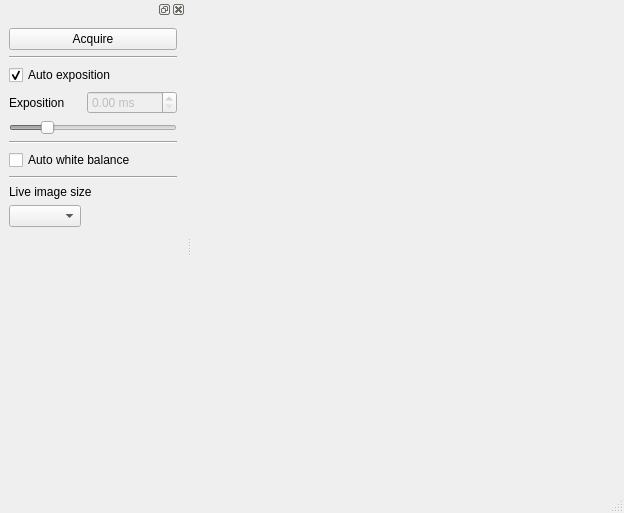
First picture: the form in src/ui/MainWindow.ui, repository vedddd/ElCap, before the edit.
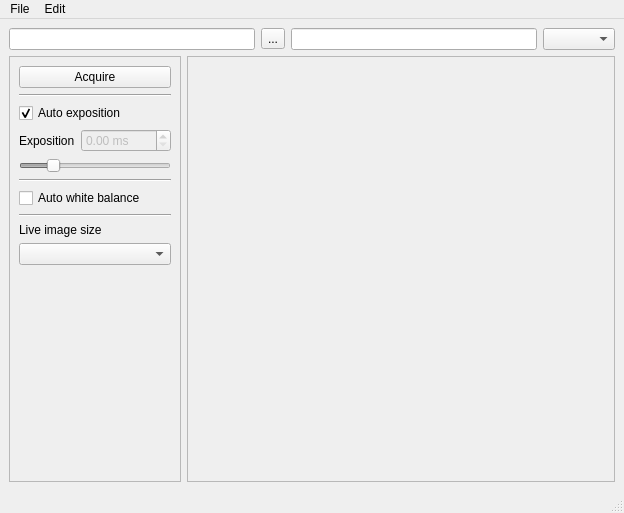
Second picture: the form after the edit.

Commit message: Изменили ui файл.

Diff of the .ui file:
```diff
--- a/src/ui/MainWindow.ui
+++ b/src/ui/MainWindow.ui
@@ -13,24 +13,43 @@
   <property name="windowTitle">
    <string>MainWindow</string>
   </property>
-  <widget class="QWidget" name="centralwidget"/>
-  <widget class="QMenuBar" name="menubar">
-   <property name="geometry">
-    <rect>
-     <x>0</x>
-     <y>0</y>
-     <width>624</width>
-     <height>19</height>
-    </rect>
-   </property>
-  </widget>
-  <widget class="QStatusBar" name="statusbar"/>
-  <widget class="QDockWidget" name="dockWidget">
-   <attribute name="dockWidgetArea">
-    <number>1</number>
-   </attribute>
-   <widget class="QWidget" name="dockWidgetContents">
-    <layout class="QGridLayout" name="gridLayout">
+  <widget class="QWidget" name="centralwidget">
+   <layout class="QGridLayout" name="gridLayout_3">
+    <item row="0" column="0" colspan="2">
+     <layout class="QHBoxLayout" name="horizontalLayout">
+      <item>
+       <widget class="QLineEdit" name="lineEdit"/>
+      </item>
+      <item>
+       <widget class="QToolButton" name="toolButton">
+        <property name="text">
+         <string>...</string>
+        </property>
+       </widget>
+      </item>
+      <item>
+       <widget class="QLineEdit" name="lineEdit_2"/>
+      </item>
+      <item>
+       <widget class="QComboBox" name="comboBox"/>
+      </item>
+     </layout>
+    </item>
+    <item row="1" column="0">
+     <widget class="QFrame" name="frame">
+      <property name="sizePolicy">
+       <sizepolicy hsizetype="Preferred" vsizetype="Preferred">
+        <horstretch>0</horstretch>
+        <verstretch>0</verstretch>
+       </sizepolicy>
+      </property>
+      <property name="frameShape">
+       <enum>QFrame::StyledPanel</enum>
+      </property>
+      <property name="frameShadow">
+       <enum>QFrame::Raised</enum>
+      </property>
+      <layout class="QGridLayout" name="gridLayout_2">
      <item row="0" column="0" colspan="2">
       <widget class="QPushButton" name="pbAcquire">
        <property name="text">
@@ -125,25 +144,128 @@
        </property>
       </widget>
      </item>
-     <item row="9" column="0">
+       <item row="9" column="0" colspan="2">
       <widget class="QComboBox" name="cbLiveImageSize"/>
      </item>
-     <item row="10" column="0">
+       <item row="10" column="0" colspan="2">
       <spacer name="verticalSpacer">
        <property name="orientation">
         <enum>Qt::Vertical</enum>
        </property>
        <property name="sizeHint" stdset="0">
         <size>
-         <width>20</width>
-         <height>40</height>
+           <width>118</width>
+           <height>209</height>
         </size>
        </property>
       </spacer>
      </item>
     </layout>
    </widget>
-  </widget>
+    </item>
+    <item row="1" column="1">
+     <widget class="QFrame" name="fImage">
+      <property name="sizePolicy">
+       <sizepolicy hsizetype="MinimumExpanding" vsizetype="Preferred">
+        <horstretch>0</horstretch>
+        <verstretch>0</verstretch>
+       </sizepolicy>
+      </property>
+      <property name="frameShape">
+       <enum>QFrame::StyledPanel</enum>
+      </property>
+      <property name="frameShadow">
+       <enum>QFrame::Raised</enum>
+      </property>
+     </widget>
+    </item>
+   </layout>
+  </widget>
+  <widget class="QMenuBar" name="menubar">
+   <property name="geometry">
+    <rect>
+     <x>0</x>
+     <y>0</y>
+     <width>624</width>
+     <height>21</height>
+    </rect>
+   </property>
+   <widget class="QMenu" name="menuFile">
+    <property name="title">
+     <string>File</string>
+    </property>
+    <addaction name="actionSave_as_3"/>
+    <addaction name="actionExit_2"/>
+   </widget>
+   <widget class="QMenu" name="menuEdit">
+    <property name="title">
+     <string>Edit</string>
+    </property>
+    <addaction name="actionSettings"/>
+    <addaction name="actionExpozition"/>
+   </widget>
+   <addaction name="menuFile"/>
+   <addaction name="menuEdit"/>
+  </widget>
+  <widget class="QStatusBar" name="statusbar"/>
+  <action name="actionSave_as">
+   <property name="checkable">
+    <bool>true</bool>
+   </property>
+   <property name="checked">
+    <bool>true</bool>
+   </property>
+   <property name="text">
+    <string>Save as...</string>
+   </property>
+  </action>
+  <action name="actionExit">
+   <property name="text">
+    <string>Exit</string>
+   </property>
+  </action>
+  <action name="actionAbout">
+   <property name="text">
+    <string>About</string>
+   </property>
+  </action>
+  <action name="actionSettings">
+   <property name="checkable">
+    <bool>true</bool>
+   </property>
+   <property name="checked">
+    <bool>true</bool>
+   </property>
+   <property name="text">
+    <string>Settings</string>
+   </property>
+  </action>
+  <action name="actionExpozition">
+   <property name="checkable">
+    <bool>true</bool>
+   </property>
+   <property name="checked">
+    <bool>true</bool>
+   </property>
+   <property name="text">
+    <string>Histogram</string>
+   </property>
+  </action>
+  <action name="actionSave_as_2">
+   <property name="text">
+    <string>Save as...</string>
+   </property>
+  </action>
+  <action name="actionSave_as_3">
+   <property name="text">
+    <string>Save as...</string>
+   </property>
+  </action>
+  <action name="actionExit_2">
+   <property name="text">
+    <string>Exit</string>
+   </property>
+  </action>
  </widget>
  <resources/>
  <connections>
```
Lines whose indentation alone changed are shown as unchanged. The commit also changes 2 other files.
